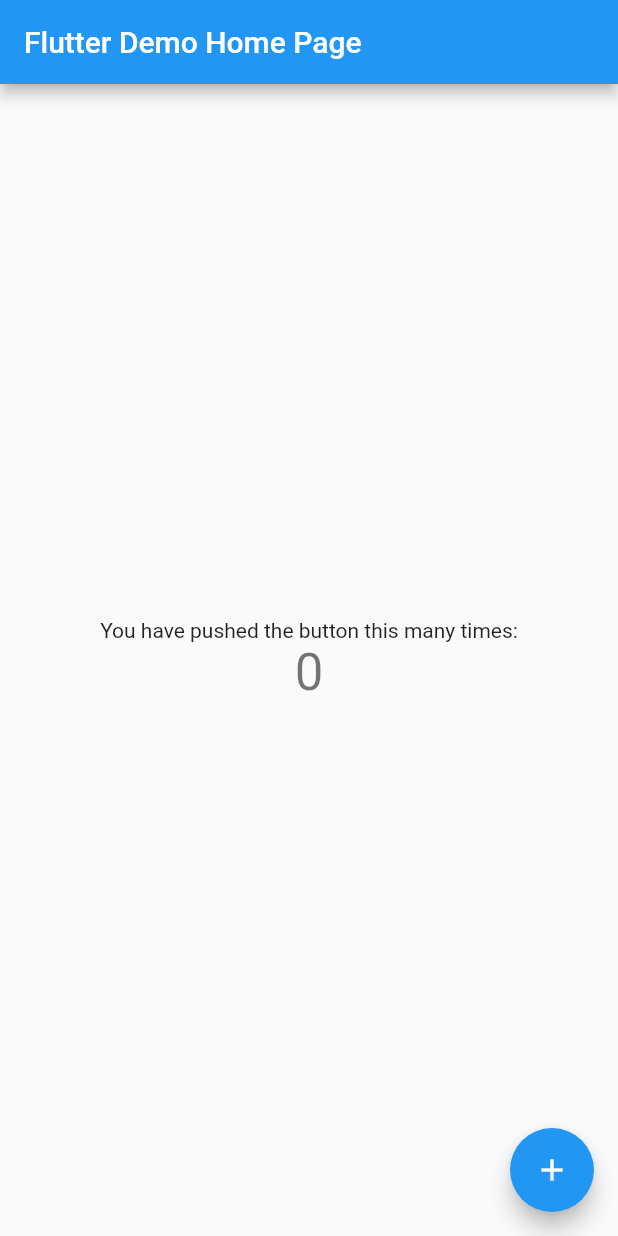
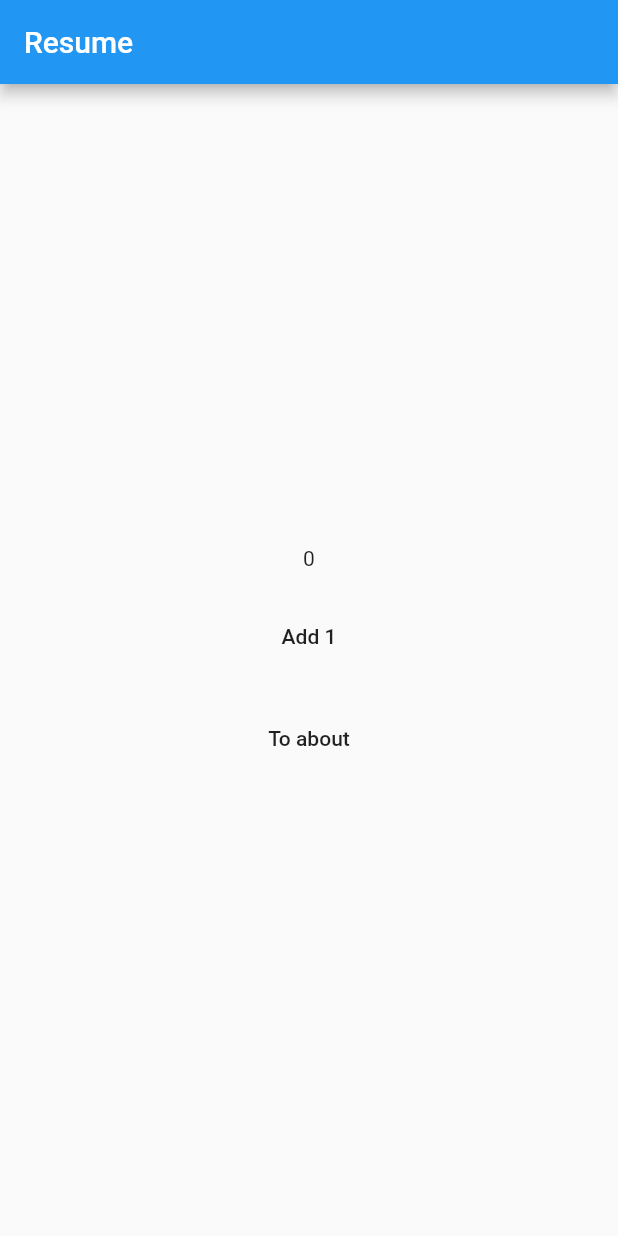
Before and after one commit to bus710/resume, a Flutter app: the screen it shows after launch, on a phone screen of 412 x 824 dp. Run offline on Flutter 3.47's test engine with Material 2 defaults, Android fonts, the phone set to English and light mode, and no system bars; our stand-ins replace get.

Commit message:
Add working GetX snippets

```diff
--- /dev/null
+++ b/src/resume/lib/app/bindings/about_binding.dart
@@ -0,0 +1,11 @@
+import 'package:get/get.dart';
+
+import '../controllers/about_controller.dart';
+// import '../services/timer_service.dart';
+
+class AboutBinding implements Bindings {
+  @override
+  void dependencies() {
+    Get.put<AboutPageController>(AboutPageController());
+  }
+}
--- /dev/null
+++ b/src/resume/lib/app/pages/home_page.dart
@@ -0,0 +1,43 @@
+import 'package:flutter/material.dart';
+import 'package:get/get.dart';
+
+import '../controllers/home_controller.dart';
+
+class HomePage extends StatelessWidget {
+  final String title = "Resume";
+
+  HomePage();
+
+  @override
+  Widget build(BuildContext context) {
+    // This get.put should stay in the build function
+    final HomePageController controller = Get.put(HomePageController());
+    return Scaffold(
+      appBar: AppBar(
+        title: Text(title),
+      ),
+      body: Center(
+        child: Column(
+          mainAxisAlignment: MainAxisAlignment.center,
+          children: [
+            Obx(() => Text(controller.count.toString())),
+            Container(height: 20),
+            FlatButton(
+              onPressed: () {
+                controller.increment()();
+              },
+              child: Text('Add 1'),
+            ),
+            Container(height: 20),
+            FlatButton(
+              onPressed: () {
+                controller.getToAbout();
+              },
+              child: Text('To about'),
+            ),
+          ],
+        ),
+      ),
+    );
+  }
+}
--- a/src/resume/lib/main.dart
+++ b/src/resume/lib/main.dart
@@ -1,65 +1,31 @@
 import 'package:flutter/material.dart';
+import 'package:get/get.dart';
 
-void main() {
+import 'app/bindings/home_binding.dart';
+import 'app/bindings/about_binding.dart';
+import 'app/pages/home_page.dart';
+import 'app/pages/about_page.dart';
+import 'app/services/timer_service.dart';
+
+Future<void> main() async {
+  await initServices();
   runApp(MyApp());
 }
 
 class MyApp extends StatelessWidget {
   @override
   Widget build(BuildContext context) {
-    return MaterialApp(
-      title: 'Flutter Demo',
+    return GetMaterialApp(
       theme: ThemeData(
         primarySwatch: Colors.blue,
       ),
-      home: MyHomePage(title: 'Flutter Demo Home Page'),
+      transitionDuration: Duration(milliseconds: 10),
+      initialRoute: "home",
+      getPages: [
+        GetPage(name: "home", page: () => HomePage(), binding: HomeBinding()),
+        GetPage(
+            name: "about", page: () => AboutPage(), binding: AboutBinding()),
+      ],
     );
   }
 }
-
-class MyHomePage extends StatefulWidget {
-  MyHomePage({Key key, this.title}) : super(key: key);
-
-  final String title;
-
-  @override
-  _MyHomePageState createState() => _MyHomePageState();
-}
-
-class _MyHomePageState extends State<MyHomePage> {
-  int _counter = 0;
-
-  void _incrementCounter() {
-    setState(() {
-      _counter++;
-    });
-  }
-
-  @override
-  Widget build(BuildContext context) {
-    return Scaffold(
-      appBar: AppBar(
-        title: Text(widget.title),
-      ),
-      body: Center(
-        child: Column(
-          mainAxisAlignment: MainAxisAlignment.center,
-          children: <Widget>[
-            Text(
-              'You have pushed the button this many times:',
-            ),
-            Text(
-              '$_counter',
-              style: Theme.of(context).textTheme.headline4,
-            ),
-          ],
-        ),
-      ),
-      floatingActionButton: FloatingActionButton(
-        onPressed: _incrementCounter,
-        tooltip: 'Increment',
-        child: Icon(Icons.add),
-      ),
-    );
-  }
-}
--- a/src/resume/pubspec.yaml
+++ b/src/resume/pubspec.yaml
@@ -11,6 +11,7 @@ environment:
 dependencies:
   flutter:
     sdk: flutter
+  get: ^3.24.0
 
 dev_dependencies:
   flutter_test:
```
Also changed, not shown: src/resume/lib/app/bindings/home_binding.dart (added, +12 -0 lines), src/resume/lib/app/controllers/about_controller.dart (added, +35 -0 lines), src/resume/lib/app/controllers/home_controller.dart (added, +35 -0 lines), src/resume/lib/app/pages/about_page.dart (added, +34 -0 lines), src/resume/lib/app/services/timer_service.dart (added, +38 -0 lines).
